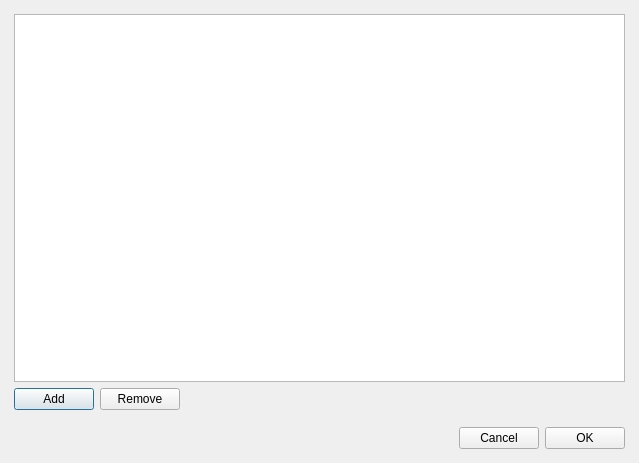
First picture: the form in wfnodeedit_dialog.ui, repository cplauncher/CPLauncher, before the edit.
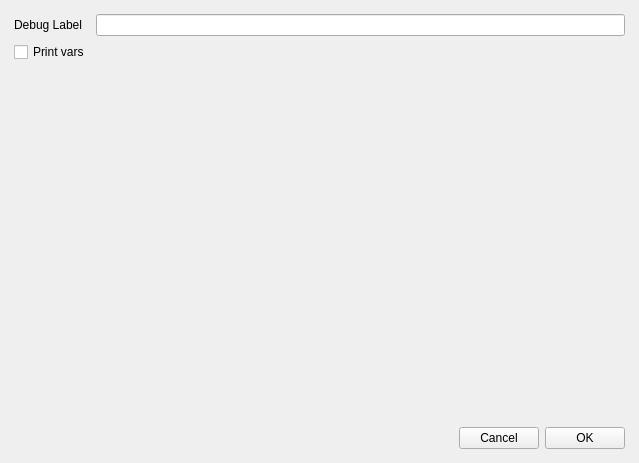
Second picture: the form after the edit. Custom widgets are drawn as their Qt base class.

Commit message: Added Debug workflow node to have some way to inspect workflows with debug output

The edit to the form file:
```diff
--- a/wfnodeedit_dialog.ui
+++ b/wfnodeedit_dialog.ui
@@ -38,7 +38,7 @@
       </sizepolicy>
      </property>
      <property name="currentIndex">
-      <number>4</number>
+      <number>5</number>
      </property>
      <widget class="QWidget" name="hotkeyPanel">
       <property name="sizePolicy">
@@ -280,6 +280,40 @@
        </item>
       </layout>
      </widget>
+     <widget class="QWidget" name="debugPanel">
+      <layout class="QFormLayout" name="formLayout_11">
+       <item row="0" column="0">
+        <widget class="QLabel" name="label_24">
+         <property name="text">
+          <string>Debug Label</string>
+         </property>
+        </widget>
+       </item>
+       <item row="0" column="1">
+        <widget class="QLineEdit" name="debugLabelEdit"/>
+       </item>
+       <item row="2" column="0">
+        <spacer name="verticalSpacer_4">
+         <property name="orientation">
+          <enum>Qt::Vertical</enum>
+         </property>
+         <property name="sizeHint" stdset="0">
+          <size>
+           <width>20</width>
+           <height>40</height>
+          </size>
+         </property>
+        </spacer>
+       </item>
+       <item row="1" column="0">
+        <widget class="QCheckBox" name="debugPrintVarsCB">
+         <property name="text">
+          <string>Print vars</string>
+         </property>
+        </widget>
+       </item>
+      </layout>
+     </widget>
      <widget class="QWidget" name="playSoundPanel">
       <layout class="QFormLayout" name="formLayout_6">
        <item row="0" column="0">
```
The commit also changes 7 other files.
